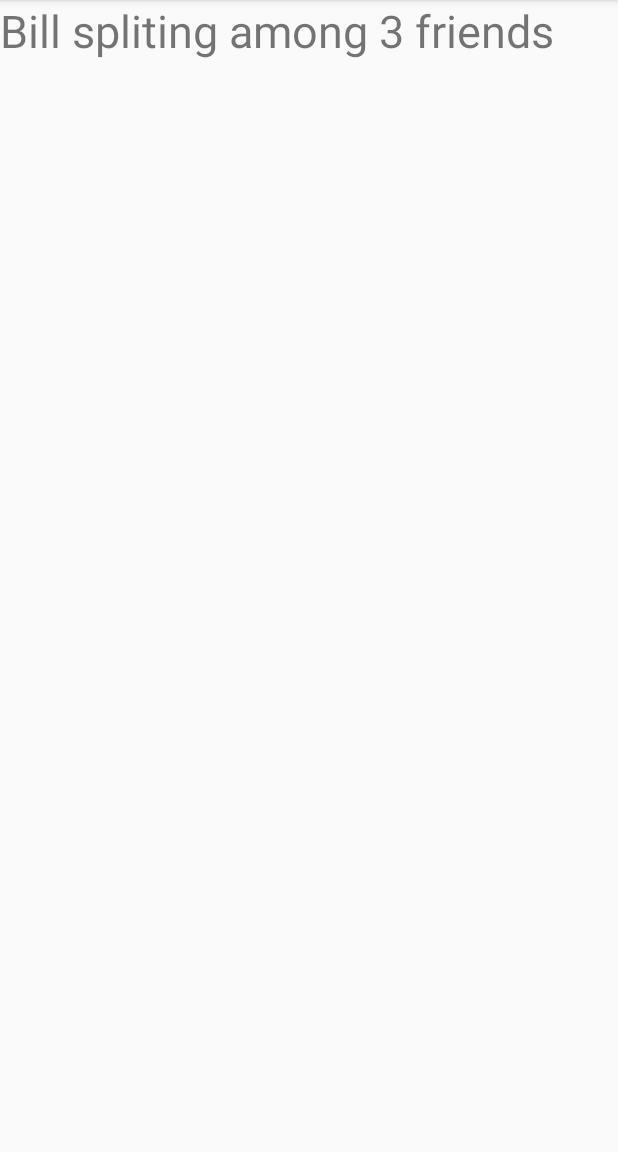
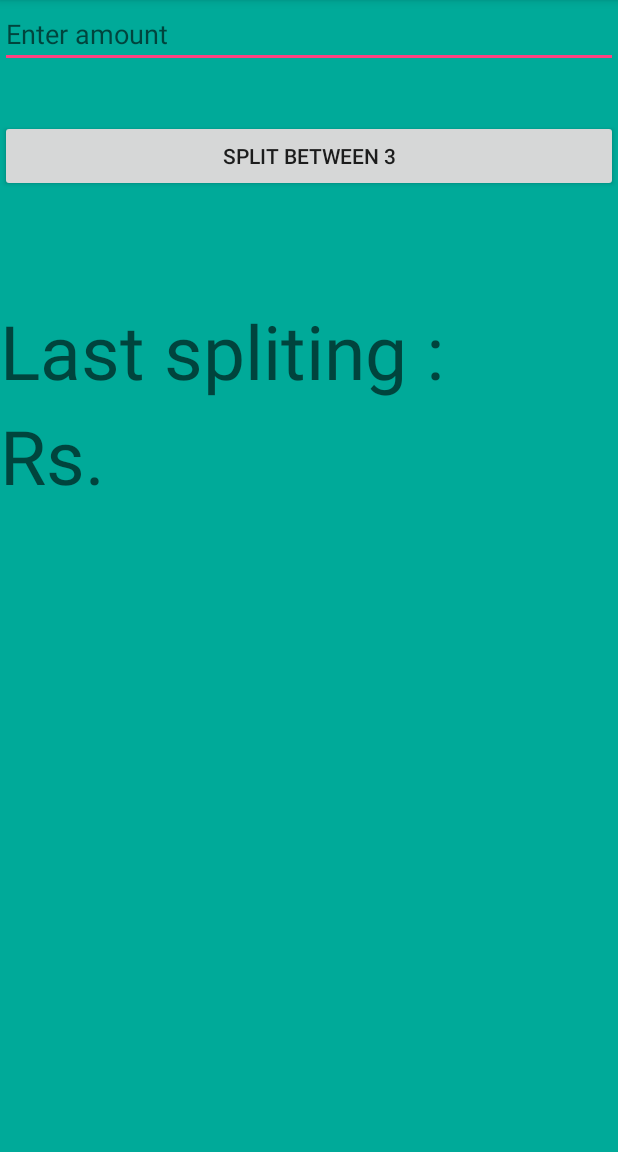
Before and after one commit to Jasmit6310/Appvala, an Android app: the after3 screen opened directly, with no data from a screen before it, on a phone screen of 412 x 824 dp, the part 84-1236 px from its top. Run offline under Robolectric (Android 15) with nearby library versions, the phone set to English and light mode, and no system bars.

Commit message:
Spliting b/w 2 and 3

```diff
--- a/app/src/main/AndroidManifest.xml
+++ b/app/src/main/AndroidManifest.xml
@@ -18,7 +18,8 @@
         </activity>
         <activity android:name=".FirstPage" />
         <activity android:name=".after3" />
-        <activity android:name=".after2"></activity>
+        <activity android:name=".after2" />
+        <activity android:name=".finalpage"></activity>
     </application>
 
 </manifest>
--- a/app/src/main/java/com/example/dell/myapplication/FirstPage.java
+++ b/app/src/main/java/com/example/dell/myapplication/FirstPage.java
@@ -31,7 +31,7 @@ public class FirstPage extends AppCompatActivity {
             @Override
             public void onClick(View v) {
                 Intent k=new Intent(FirstPage.this, after2.class);
-                Toast.makeText(FirstPage.this, "Spliting Done", Toast.LENGTH_SHORT).show();
+                Toast.makeText(FirstPage.this, "Split between 2", Toast.LENGTH_SHORT).show();
                 startActivity(k);
                 finish();
             }
@@ -40,7 +40,7 @@ public class FirstPage extends AppCompatActivity {
                 @Override
                 public void onClick(View v) {
                     Intent k=new Intent(FirstPage.this, after3.class);
-                    Toast.makeText(FirstPage.this, "Spliting Done", Toast.LENGTH_SHORT).show();
+                    Toast.makeText(FirstPage.this, "Split between 3", Toast.LENGTH_SHORT).show();
                     startActivity(k);
                     finish();
                 }
--- a/app/src/main/java/com/example/dell/myapplication/after3.java
+++ b/app/src/main/java/com/example/dell/myapplication/after3.java
@@ -2,12 +2,36 @@ package com.example.dell.myapplication;
 
 import android.support.v7.app.AppCompatActivity;
 import android.os.Bundle;
+import android.view.View;
+import android.widget.Button;
+import android.widget.EditText;
+import android.widget.TextView;
+import android.content.Intent;
+import android.widget.Toast;
+
 
 public class after3 extends AppCompatActivity {
+
+    Button s2;
 
     @Override
     protected void onCreate(Bundle savedInstanceState) {
         super.onCreate(savedInstanceState);
         setContentView(R.layout.activity_after3);
+
+        s2 = (Button) findViewById(R.id.split3);
+
+        s2.setOnClickListener(new View.OnClickListener() {
+            @Override
+            public void onClick(View v) {
+                EditText e1 = (EditText) findViewById(R.id.amount);
+                TextView t1 = (TextView) findViewById(R.id.textview);
+                int k=Integer.parseInt(e1.getText().toString());
+                float fs=0;
+                fs=(float)k/3;
+                t1.setText(Float.toString(fs));
+            }
+        });
+
     }
 }
--- a/app/src/main/res/layout/activity_after3.xml
+++ b/app/src/main/res/layout/activity_after3.xml
@@ -1,15 +1,46 @@
 <?xml version="1.0" encoding="utf-8"?>
-<LinearLayout xmlns:android="http://schemas.android.com/apk/res/android"
+<RelativeLayout xmlns:android="http://schemas.android.com/apk/res/android"
     xmlns:app="http://schemas.android.com/apk/res-auto"
     xmlns:tools="http://schemas.android.com/tools"
+    android:orientation="vertical"
     android:layout_width="match_parent"
     android:layout_height="match_parent"
+    android:background="#00AA99"
     tools:context=".after3">
+
+
+
+    <EditText
+        android:id="@+id/amount"
+        android:layout_width="match_parent"
+        android:layout_height="wrap_content"
+        android:hint="Enter amount"
+        android:layout_weight="1"
+        android:ems="10"
+        android:inputType="number"
+        android:singleLine="false" />
+
+    <Button
+        android:layout_width="match_parent"
+        android:layout_height="wrap_content"
+        android:layout_marginTop="80dp"
+        android:text="Split between 3"
+        android:id="@+id/split3"/>
 
     <TextView
         android:layout_width="wrap_content"
         android:layout_height="wrap_content"
-        android:text="Bill spliting among 3 friends"
-        android:textSize="30dp"/>
+        android:layout_marginTop="200dp"
+        android:hint="Last spliting : "
+        android:textSize="50dp" />
 
-</LinearLayout>
+    <TextView
+        android:id="@+id/textview"
+        android:layout_width="wrap_content"
+        android:layout_height="wrap_content"
+        android:layout_marginTop="270dp"
+        android:hint="Rs."
+        android:textSize="50dp" />
+
+
+</RelativeLayout>
```
Also changed, not shown: app/src/main/java/com/example/dell/myapplication/after2.java (+24 -0 lines), app/src/main/java/com/example/dell/myapplication/finalpage.java (added, +13 -0 lines), app/src/main/res/layout/activity_after2.xml (+35 -4 lines), app/src/main/res/layout/activity_finalpage.xml (added, +19 -0 lines), app/src/main/res/layout/activity_main.xml (+4 -5 lines).
